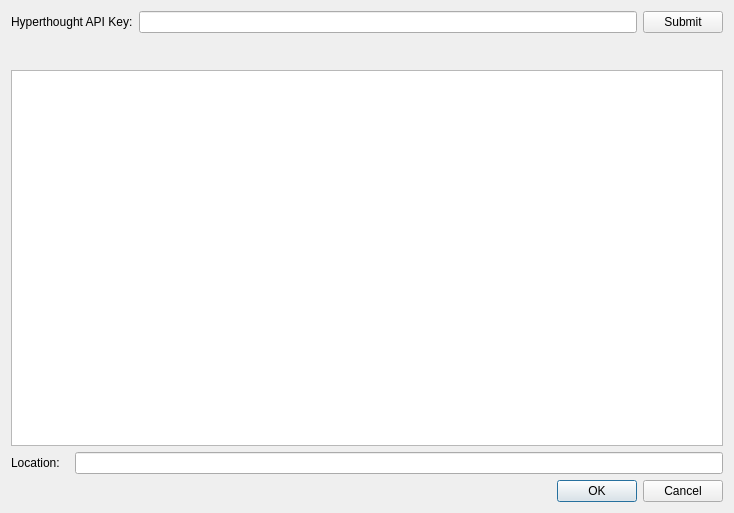
This is hyperthoughtdialog.ui in BlueQuartzSoftware/MetaForge as Qt 5 draws it before an edit. The edited form follows.
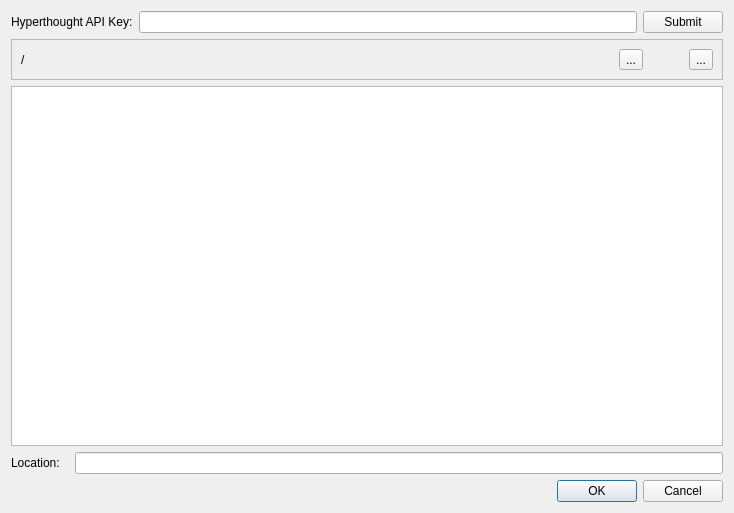
This is the edited form. Icons and pictures are not drawn.

Commit message: Added newFolderDialog to the makeFile Created and implemented newFolderDialog to help with finding directories in Hyperthought api Adjusted stringlistmodel to keep track and parse folder names and uuids Changed list contents to only show folder items Added icon Made sure create template tab shows first

```diff
--- a/hyperthoughtdialog.ui
+++ b/hyperthoughtdialog.ui
@@ -10,6 +10,12 @@
     <height>513</height>
    </rect>
   </property>
+  <property name="sizePolicy">
+   <sizepolicy hsizetype="Preferred" vsizetype="Preferred">
+    <horstretch>0</horstretch>
+    <verstretch>0</verstretch>
+   </sizepolicy>
+  </property>
   <property name="windowTitle">
    <string>Dialog</string>
   </property>
@@ -25,25 +31,104 @@
     </widget>
    </item>
    <item row="0" column="2" colspan="2">
-    <widget class="QLineEdit" name="apiKeyLineEdit"/>
-   </item>
-   <item row="0" column="4">
-    <widget class="QPushButton" name="apiKeyButton">
-     <property name="text">
-      <string>Submit</string>
+    <widget class="QLineEdit" name="apiKeyLineEdit">
+     <property name="sizePolicy">
+      <sizepolicy hsizetype="Minimum" vsizetype="Fixed">
+       <horstretch>0</horstretch>
+       <verstretch>0</verstretch>
+      </sizepolicy>
      </property>
-    </widget>
-   </item>
-   <item row="1" column="0" colspan="5">
-    <widget class="QWidget" name="widget" native="true">
      <property name="minimumSize">
       <size>
        <width>0</width>
-       <height>25</height>
+       <height>0</height>
       </size>
      </property>
     </widget>
    </item>
+   <item row="0" column="4">
+    <widget class="QPushButton" name="apiKeyButton">
+     <property name="text">
+      <string>Submit</string>
+     </property>
+    </widget>
+   </item>
+   <item row="1" column="0" colspan="5">
+    <widget class="QFrame" name="frame">
+     <property name="sizePolicy">
+      <sizepolicy hsizetype="Preferred" vsizetype="Preferred">
+       <horstretch>0</horstretch>
+       <verstretch>0</verstretch>
+      </sizepolicy>
+     </property>
+     <property name="frameShape">
+      <enum>QFrame::StyledPanel</enum>
+     </property>
+     <property name="frameShadow">
+      <enum>QFrame::Raised</enum>
+     </property>
+     <layout class="QHBoxLayout" name="horizontalLayout_2">
+      <item>
+       <layout class="QHBoxLayout" name="horizontalLayout">
+        <item>
+         <widget class="QLabel" name="directoryLabel">
+          <property name="text">
+           <string>/</string>
+          </property>
+         </widget>
+        </item>
+        <item>
+         <spacer name="horizontalSpacer_2">
+          <property name="orientation">
+           <enum>Qt::Horizontal</enum>
+          </property>
+          <property name="sizeHint" stdset="0">
+           <size>
+            <width>569</width>
+            <height>20</height>
+           </size>
+          </property>
+         </spacer>
+        </item>
+        <item>
+         <widget class="QToolButton" name="parentDirectoryButton">
+          <property name="text">
+           <string>...</string>
+          </property>
+         </widget>
+        </item>
+        <item>
+         <spacer name="horizontalSpacer_3">
+          <property name="orientation">
+           <enum>Qt::Horizontal</enum>
+          </property>
+          <property name="sizeType">
+           <enum>QSizePolicy::Maximum</enum>
+          </property>
+          <property name="sizeHint" stdset="0">
+           <size>
+            <width>40</width>
+            <height>20</height>
+           </size>
+          </property>
+         </spacer>
+        </item>
+        <item>
+         <widget class="QToolButton" name="newFolderButton">
+          <property name="text">
+           <string>...</string>
+          </property>
+          <property name="icon">
+           <iconset theme="SP_FileDialogNewFolder">
+            <normaloff>.</normaloff>.</iconset>
+          </property>
+         </widget>
+        </item>
+       </layout>
+      </item>
+     </layout>
+    </widget>
+   </item>
    <item row="2" column="0" colspan="5">
     <widget class="QListView" name="listView"/>
    </item>
```
The commit also changes 10 other files.
